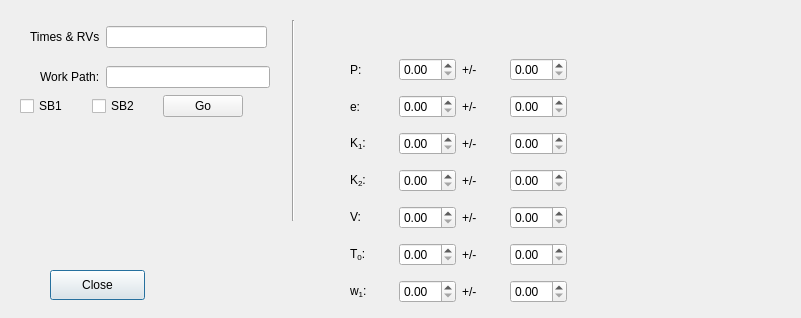
Before: the Qt Designer form spectangular/orbitfit.ui in DPSablowski/Spectangular, drawn with Qt 5.
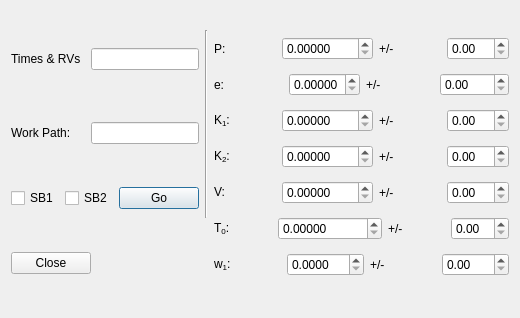
After: the same form once the commit is applied.

The edit to the form file:
```diff
--- a/spectangular/orbitfit.ui
+++ b/spectangular/orbitfit.ui
@@ -6,48 +6,15 @@
    <rect>
     <x>0</x>
     <y>0</y>
-    <width>801</width>
+    <width>520</width>
     <height>318</height>
    </rect>
   </property>
   <property name="windowTitle">
    <string>Dialog</string>
   </property>
-  <widget class="QPushButton" name="pushButton">
-   <property name="geometry">
-    <rect>
-     <x>50</x>
-     <y>270</y>
-     <width>95</width>
-     <height>30</height>
-    </rect>
-   </property>
-   <property name="text">
-    <string>Close</string>
-   </property>
-  </widget>
-  <widget class="Line" name="line">
-   <property name="geometry">
-    <rect>
-     <x>283</x>
-     <y>20</y>
-     <width>20</width>
-     <height>201</height>
-    </rect>
-   </property>
-   <property name="orientation">
-    <enum>Qt::Vertical</enum>
-   </property>
-  </widget>
-  <widget class="QWidget" name="">
-   <property name="geometry">
-    <rect>
-     <x>30</x>
-     <y>20</y>
-     <width>237</width>
-     <height>34</height>
-    </rect>
-   </property>
+  <layout class="QGridLayout" name="gridLayout">
+   <item row="0" column="0">
    <layout class="QHBoxLayout" name="horizontalLayout">
     <item>
      <widget class="QLabel" name="label_2">
@@ -57,58 +24,25 @@
      </widget>
     </item>
     <item>
-     <widget class="QLineEdit" name="lineEdit"/>
-    </item>
-   </layout>
-  </widget>
-  <widget class="QWidget" name="">
-   <property name="geometry">
-    <rect>
-     <x>20</x>
-     <y>90</y>
-     <width>223</width>
-     <height>32</height>
-    </rect>
-   </property>
-   <layout class="QHBoxLayout" name="horizontalLayout_2">
-    <item>
-     <widget class="QCheckBox" name="checkBox">
-      <property name="text">
-       <string>SB1</string>
-      </property>
-     </widget>
-    </item>
-    <item>
-     <widget class="QCheckBox" name="checkBox_2">
-      <property name="text">
-       <string>SB2</string>
-      </property>
-     </widget>
-    </item>
-    <item>
-     <widget class="QPushButton" name="pushButton_2">
+      <widget class="QLineEdit" name="lineEdit">
       <property name="sizePolicy">
        <sizepolicy hsizetype="Maximum" vsizetype="Fixed">
         <horstretch>0</horstretch>
         <verstretch>0</verstretch>
        </sizepolicy>
       </property>
-      <property name="text">
-       <string>Go</string>
-      </property>
      </widget>
     </item>
    </layout>
-  </widget>
-  <widget class="QWidget" name="">
-   <property name="geometry">
-    <rect>
-     <x>350</x>
-     <y>50</y>
-     <width>217</width>
-     <height>262</height>
-    </rect>
-   </property>
+   </item>
+   <item row="0" column="1" rowspan="3">
+    <widget class="Line" name="line">
+     <property name="orientation">
+      <enum>Qt::Vertical</enum>
+     </property>
+    </widget>
+   </item>
+   <item row="0" column="2" rowspan="4">
    <layout class="QVBoxLayout" name="verticalLayout">
     <item>
      <layout class="QHBoxLayout" name="horizontalLayout_3">
@@ -120,7 +54,14 @@
        </widget>
       </item>
       <item>
-       <widget class="QDoubleSpinBox" name="doubleSpinBox"/>
+        <widget class="QDoubleSpinBox" name="doubleSpinBox">
+         <property name="decimals">
+          <number>5</number>
+         </property>
+         <property name="maximum">
+          <double>9999.989999999999782</double>
+         </property>
+        </widget>
       </item>
       <item>
        <widget class="QLabel" name="label_9">
@@ -144,7 +85,14 @@
        </widget>
       </item>
       <item>
-       <widget class="QDoubleSpinBox" name="doubleSpinBox_2"/>
+        <widget class="QDoubleSpinBox" name="doubleSpinBox_2">
+         <property name="decimals">
+          <number>5</number>
+         </property>
+         <property name="maximum">
+          <double>1.000000000000000</double>
+         </property>
+        </widget>
       </item>
       <item>
        <widget class="QLabel" name="label_10">
@@ -168,7 +116,14 @@
        </widget>
       </item>
       <item>
-       <widget class="QDoubleSpinBox" name="doubleSpinBox_3"/>
+        <widget class="QDoubleSpinBox" name="doubleSpinBox_3">
+         <property name="decimals">
+          <number>5</number>
+         </property>
+         <property name="maximum">
+          <double>9999.989999999999782</double>
+         </property>
+        </widget>
       </item>
       <item>
        <widget class="QLabel" name="label_11">
@@ -192,7 +147,14 @@
        </widget>
       </item>
       <item>
-       <widget class="QDoubleSpinBox" name="doubleSpinBox_4"/>
+        <widget class="QDoubleSpinBox" name="doubleSpinBox_4">
+         <property name="decimals">
+          <number>5</number>
+         </property>
+         <property name="maximum">
+          <double>9999.989999999999782</double>
+         </property>
+        </widget>
       </item>
       <item>
        <widget class="QLabel" name="label_12">
@@ -216,7 +178,14 @@
        </widget>
       </item>
       <item>
-       <widget class="QDoubleSpinBox" name="doubleSpinBox_5"/>
+        <widget class="QDoubleSpinBox" name="doubleSpinBox_5">
+         <property name="decimals">
+          <number>5</number>
+         </property>
+         <property name="maximum">
+          <double>9999.989999999999782</double>
+         </property>
+        </widget>
       </item>
       <item>
        <widget class="QLabel" name="label_13">
@@ -240,7 +209,14 @@
        </widget>
       </item>
       <item>
-       <widget class="QDoubleSpinBox" name="doubleSpinBox_6"/>
+        <widget class="QDoubleSpinBox" name="doubleSpinBox_6">
+         <property name="decimals">
+          <number>5</number>
+         </property>
+         <property name="maximum">
+          <double>9999999.990000000223517</double>
+         </property>
+        </widget>
       </item>
       <item>
        <widget class="QLabel" name="label_14">
@@ -264,7 +240,14 @@
        </widget>
       </item>
       <item>
-       <widget class="QDoubleSpinBox" name="doubleSpinBox_7"/>
+        <widget class="QDoubleSpinBox" name="doubleSpinBox_7">
+         <property name="decimals">
+          <number>4</number>
+         </property>
+         <property name="maximum">
+          <double>999.990000000000009</double>
+         </property>
+        </widget>
       </item>
       <item>
        <widget class="QLabel" name="label_15">
@@ -279,16 +262,8 @@
      </layout>
     </item>
    </layout>
-  </widget>
-  <widget class="QWidget" name="">
-   <property name="geometry">
-    <rect>
-     <x>40</x>
-     <y>60</y>
-     <width>230</width>
-     <height>34</height>
-    </rect>
-   </property>
+   </item>
+   <item row="1" column="0">
    <layout class="QHBoxLayout" name="horizontalLayout_10">
     <item>
      <widget class="QLabel" name="label_16">
@@ -298,10 +273,62 @@
      </widget>
     </item>
     <item>
-     <widget class="QLineEdit" name="lineEdit_2"/>
-    </item>
-   </layout>
-  </widget>
+      <widget class="QLineEdit" name="lineEdit_2">
+       <property name="sizePolicy">
+        <sizepolicy hsizetype="Maximum" vsizetype="Fixed">
+         <horstretch>0</horstretch>
+         <verstretch>0</verstretch>
+        </sizepolicy>
+       </property>
+      </widget>
+     </item>
+    </layout>
+   </item>
+   <item row="2" column="0">
+    <layout class="QHBoxLayout" name="horizontalLayout_2">
+     <item>
+      <widget class="QCheckBox" name="checkBox">
+       <property name="text">
+        <string>SB1</string>
+       </property>
+      </widget>
+     </item>
+     <item>
+      <widget class="QCheckBox" name="checkBox_2">
+       <property name="text">
+        <string>SB2</string>
+       </property>
+      </widget>
+     </item>
+     <item>
+      <widget class="QPushButton" name="pushButton_2">
+       <property name="sizePolicy">
+        <sizepolicy hsizetype="Maximum" vsizetype="Fixed">
+         <horstretch>0</horstretch>
+         <verstretch>0</verstretch>
+        </sizepolicy>
+       </property>
+       <property name="text">
+        <string>Go</string>
+       </property>
+      </widget>
+     </item>
+    </layout>
+   </item>
+   <item row="3" column="0">
+    <widget class="QPushButton" name="pushButton">
+     <property name="sizePolicy">
+      <sizepolicy hsizetype="Maximum" vsizetype="Fixed">
+       <horstretch>0</horstretch>
+       <verstretch>0</verstretch>
+      </sizepolicy>
+     </property>
+     <property name="text">
+      <string>Close</string>
+     </property>
+    </widget>
+   </item>
+  </layout>
  </widget>
  <resources/>
  <connections>
```
Lines whose indentation alone changed are shown as unchanged.
